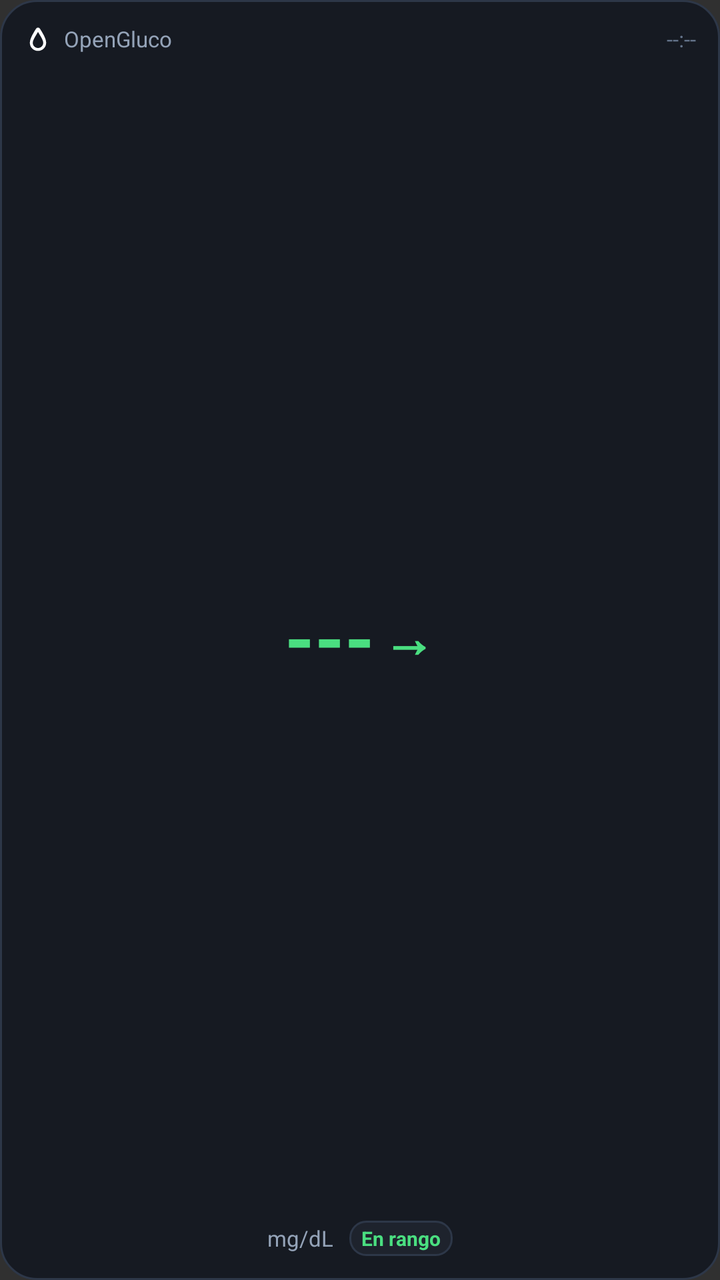
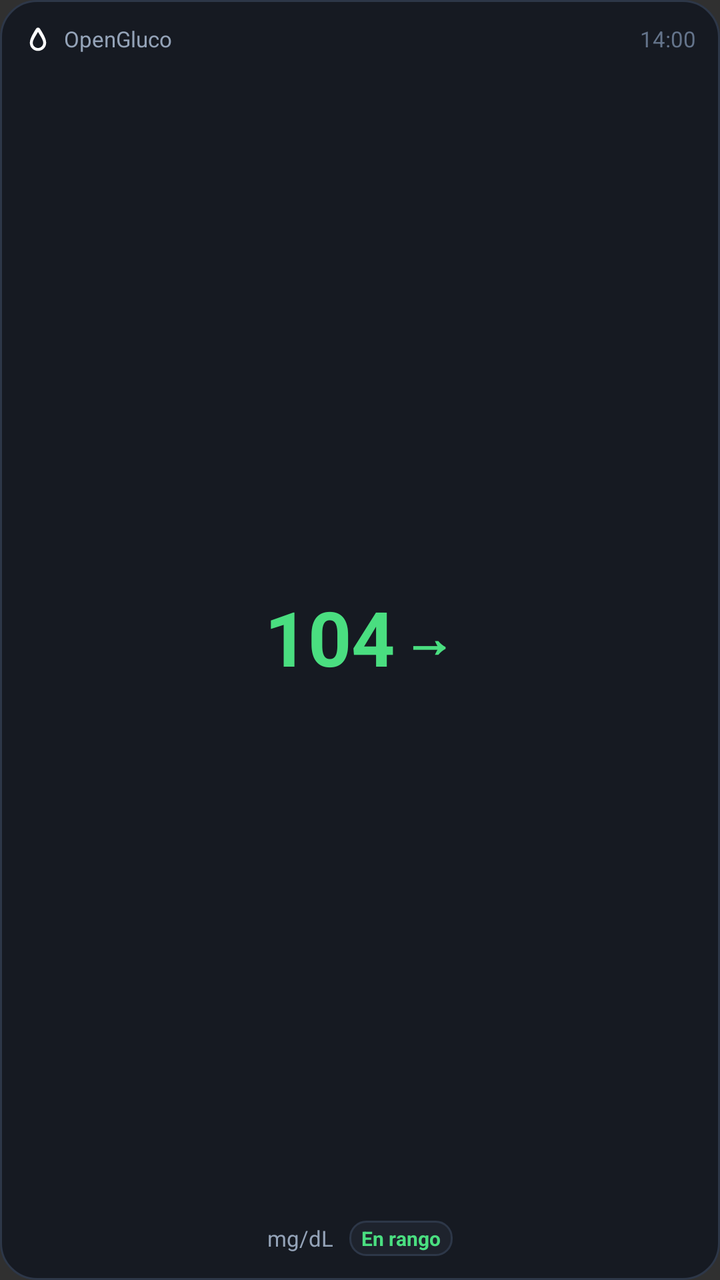

Before-and-after screenshots of an Android layout around one commit, followed by the original layout XML and the change that was made.
<!-- AndroidManifest.xml: application theme Theme.LibreMobile -->
<!-- res/layout/widget_glucose_compact.xml -->
<?xml version="1.0" encoding="utf-8"?>
<LinearLayout xmlns:android="http://schemas.android.com/apk/res/android"
    android:id="@+id/widget_compact_root"
    android:layout_width="match_parent"
    android:layout_height="match_parent"
    android:background="@drawable/widget_background"
    android:orientation="vertical"
    android:padding="12dp">

    
    <LinearLayout
        android:layout_width="match_parent"
        android:layout_height="wrap_content"
        android:gravity="center_vertical"
        android:orientation="horizontal">

        <ImageView
            android:layout_width="14dp"
            android:layout_height="14dp"
            android:src="@drawable/ic_notification_glucose"
            android:contentDescription="OpenGluco" />

        <TextView
            android:id="@+id/widget_compact_patient"
            android:layout_width="0dp"
            android:layout_height="wrap_content"
            android:layout_marginStart="6dp"
            android:layout_weight="1"
            android:ellipsize="end"
            android:maxLines="1"
            android:text="OpenGluco"
            android:textColor="#94A3B8"
            android:textSize="11sp" />

        <TextView
            android:id="@+id/widget_compact_time"
            android:layout_width="wrap_content"
            android:layout_height="wrap_content"
            android:text="--:--"
            android:textColor="#64748B"
            android:textSize="11sp" />
    </LinearLayout>

    
    <LinearLayout
        android:layout_width="match_parent"
        android:layout_height="0dp"
        android:layout_weight="1"
        android:gravity="center"
        android:orientation="horizontal">

        <TextView
            android:id="@+id/widget_compact_value"
            android:layout_width="wrap_content"
            android:layout_height="wrap_content"
            android:text="---"
            android:textColor="#4ADE80"
            android:textSize="38sp"
            android:textStyle="bold" />

        <TextView
            android:id="@+id/widget_compact_arrow"
            android:layout_width="wrap_content"
            android:layout_height="wrap_content"
            android:layout_marginStart="4dp"
            android:text="→"
            android:textColor="#4ADE80"
            android:textSize="26sp"
            android:textStyle="bold" />
    </LinearLayout>

    
    <LinearLayout
        android:layout_width="match_parent"
        android:layout_height="wrap_content"
        android:gravity="center"
        android:orientation="horizontal">

        <TextView
            android:id="@+id/widget_compact_unit"
            android:layout_width="wrap_content"
            android:layout_height="wrap_content"
            android:text="mg/dL"
            android:textColor="#94A3B8"
            android:textSize="11sp" />

        <TextView
            android:id="@+id/widget_compact_status"
            android:layout_width="wrap_content"
            android:layout_height="wrap_content"
            android:layout_marginStart="8dp"
            android:background="@drawable/widget_badge_background"
            android:paddingHorizontal="6dp"
            android:paddingVertical="2dp"
            android:text="En rango"
            android:textColor="#4ADE80"
            android:textSize="10sp"
            android:textStyle="bold" />
    </LinearLayout>

</LinearLayout>
<!-- resources referenced by this layout -->
<resources>
  <!-- drawable ic_notification_glucose (drawable) -->
  <?xml version="1.0" encoding="utf-8"?>
  <vector xmlns:android="http://schemas.android.com/apk/res/android"
      android:width="24dp"
      android:height="24dp"
      android:viewportWidth="24"
      android:viewportHeight="24">
      
      <path
          android:fillColor="#FFFFFF"
          android:pathData="M12,2.5 C11.3,2.5 10.7,2.9 10.3,3.5 C8.5,6.4 5.0,11.8 5.0,15.5 C5.0,19.4 8.1,22.5 12.0,22.5 C15.9,22.5 19.0,19.4 19.0,15.5 C19.0,11.8 15.5,6.4 13.7,3.5 C13.3,2.9 12.7,2.5 12,2.5 Z M12,6.2 C13.5,8.8 16.5,13.2 16.5,15.5 C16.5,18.0 14.5,20.0 12.0,20.0 C9.5,20.0 7.5,18.0 7.5,15.5 C7.5,13.2 10.5,8.8 12,6.2 Z" />
  </vector>
  <!-- drawable widget_background (drawable) -->
  <?xml version="1.0" encoding="utf-8"?>
  <shape xmlns:android="http://schemas.android.com/apk/res/android"
      android:shape="rectangle">
      <solid android:color="#161A22" />
      <stroke
          android:width="1dp"
          android:color="#2D3748" />
      <corners android:radius="18dp" />
  </shape>
  <!-- drawable widget_badge_background (drawable) -->
  <?xml version="1.0" encoding="utf-8"?>
  <shape xmlns:android="http://schemas.android.com/apk/res/android"
      android:shape="rectangle">
      <solid android:color="#1E232D" />
      <stroke
          android:width="1dp"
          android:color="#2D3748" />
      <corners android:radius="8dp" />
  </shape>
  <style name="Theme.LibreMobile" parent="android:Theme.Material.NoActionBar">
          <item name="android:statusBarColor">#121212</item>
          <item name="android:navigationBarColor">#121212</item>
      </style>
</resources>

<!-- the commit's change to res/layout/widget_glucose_compact.xml (unified diff, before → after) -->
@@ -36,7 +36,7 @@
             android:id="@+id/widget_compact_time"
             android:layout_width="wrap_content"
             android:layout_height="wrap_content"
-            android:text="--:--"
+            android:text="14:00"
             android:textColor="#64748B"
             android:textSize="11sp" />
     </LinearLayout>
@@ -53,7 +53,7 @@
             android:id="@+id/widget_compact_value"
             android:layout_width="wrap_content"
             android:layout_height="wrap_content"
-            android:text="---"
+            android:text="104"
             android:textColor="#4ADE80"
             android:textSize="38sp"
             android:textStyle="bold" />
